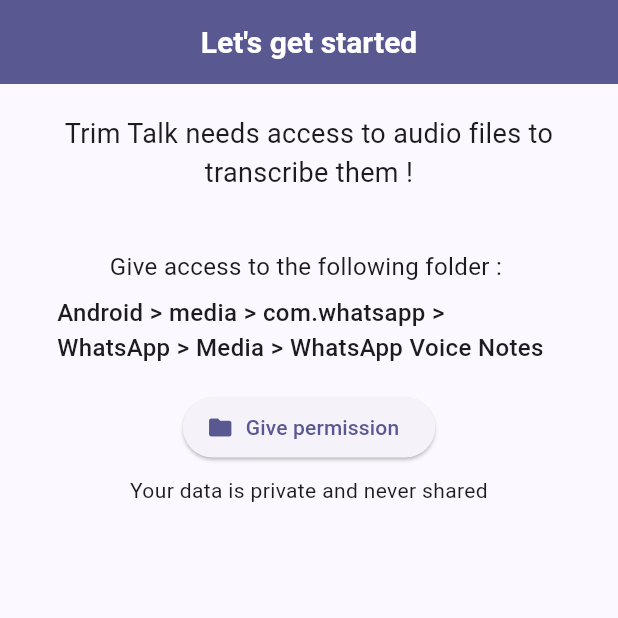
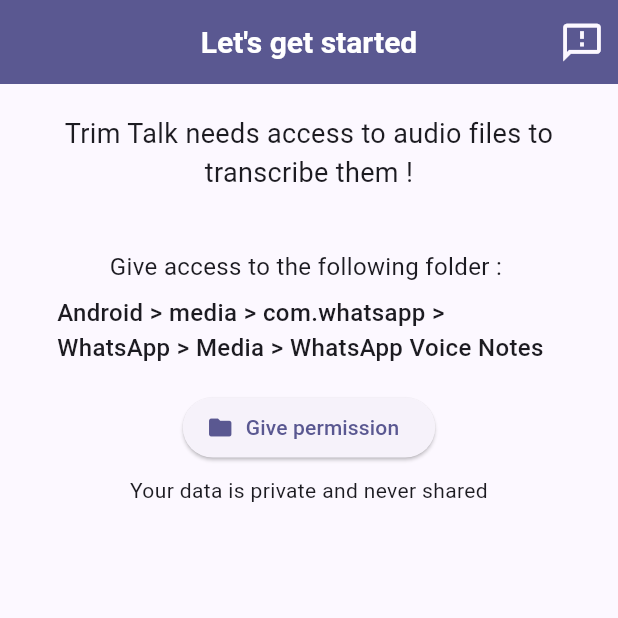
Before and after one commit to tempo-riz/trimtalk, a Flutter app: the PermissionsScreen screen opened by its route, on a phone screen of 412 x 824 dp, the top half of it. Run offline on Flutter 3.47's test engine with Material 3 defaults, Android fonts, the light colour scheme and no system bars; drawn by our look-alikes of upgrader; our stand-ins replace awesome_extensions, device_info_plus, firebase_core, firebase_crashlytics, flutter_dotenv, flutter_hooks and 13 more; missing offline and left inert: audio_waveforms, country_flags, deepl_dart, disable_battery_optimization, feedback_github, ffmpeg_kit_flutter_full_gpl and 10 more; accounts and stored records are empty.

Commit message:
add feedback button to permissions screen and update TODO with new tasks

```diff
--- a/lib/view/permissions_screen.dart
+++ b/lib/view/permissions_screen.dart
@@ -5,6 +5,7 @@
 import 'package:trim_talk/model/files/permissions.dart';
 import 'package:trim_talk/model/utils.dart';
 import 'package:trim_talk/router.dart';
+import 'package:trim_talk/view/dashboard_screen.dart';
 
 class PermissionsScreen extends StatefulWidget {
   const PermissionsScreen({super.key});
@@ -42,6 +43,7 @@
         appBar: AppBar(
           centerTitle: true,
           title: Text(context.t.letsGetStarted),
+          actions: const [FeedbackButton()],
         ),
         body: Container(
           margin: const EdgeInsets.all(20),
```
Also changed, not shown: 1 other file.
